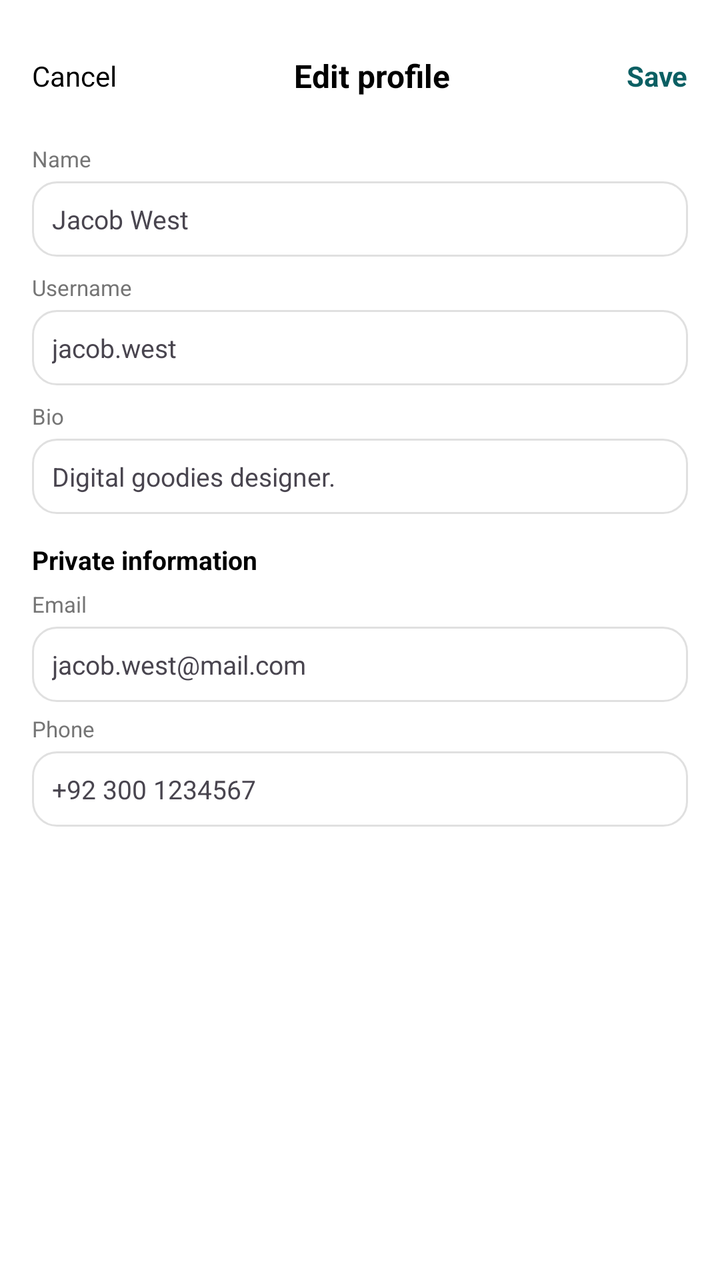
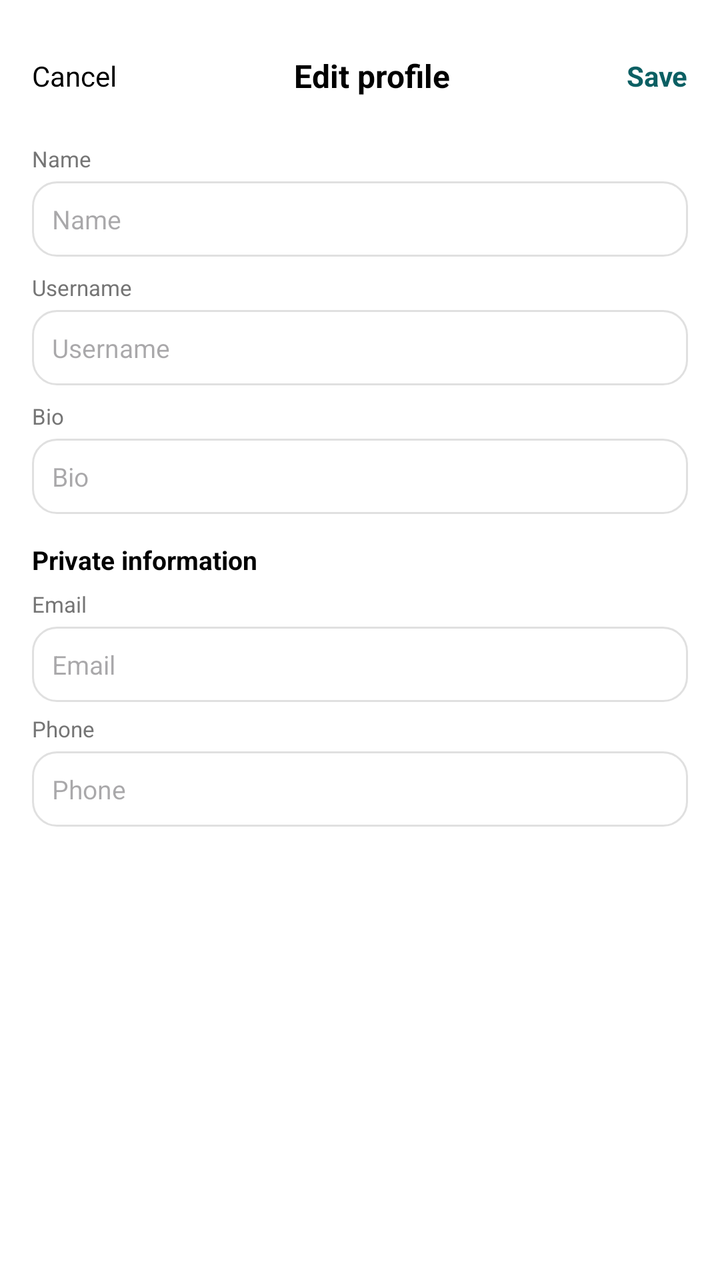

Two renders of the same Android screen: before a commit and after it. Below are the layout's source before the change and the commit's diff.
<!-- AndroidManifest.xml: application theme Theme.I230720_SMD_Assignment1 -->
<!-- res/layout/edit_profile.xml -->
<?xml version="1.0" encoding="utf-8"?>
<LinearLayout xmlns:android="http://schemas.android.com/apk/res/android"
    android:layout_width="match_parent"
    android:layout_height="match_parent"
    android:background="#FFFFFF"
    android:orientation="vertical"
    android:padding="16dp">

    <LinearLayout
        android:layout_width="match_parent"
        android:layout_height="44dp"
        android:gravity="center_vertical">

        <TextView
            android:id="@+id/btnBack"
            android:layout_width="wrap_content"
            android:layout_height="wrap_content"
            android:text="Cancel"
            android:textColor="#000000"
            android:textSize="14sp" />

        <TextView
            android:layout_width="0dp"
            android:layout_height="wrap_content"
            android:layout_weight="1"
            android:gravity="center"
            android:text="Edit profile"
            android:textColor="#000000"
            android:textSize="16sp"
            android:textStyle="bold" />

        <TextView
            android:id="@+id/btnSave"
            android:layout_width="wrap_content"
            android:layout_height="wrap_content"
            android:text="Save"
            android:textColor="@color/teal"
            android:textSize="14sp"
            android:textStyle="bold" />
    </LinearLayout>

    <TextView
        android:layout_width="wrap_content"
        android:layout_height="wrap_content"
        android:layout_marginTop="12dp"
        android:text="Name"
        android:textColor="#757575"
        android:textSize="11sp" />

    <TextView
        android:layout_width="match_parent"
        android:layout_height="wrap_content"
        android:layout_marginTop="4dp"
        android:background="@drawable/rounded_card"
        android:padding="10dp"
        android:text="Jacob West"
        android:textSize="13sp" />

    <TextView
        android:layout_width="wrap_content"
        android:layout_height="wrap_content"
        android:layout_marginTop="8dp"
        android:text="Username"
        android:textColor="#757575"
        android:textSize="11sp" />

    <TextView
        android:layout_width="match_parent"
        android:layout_height="wrap_content"
        android:layout_marginTop="4dp"
        android:background="@drawable/rounded_card"
        android:padding="10dp"
        android:text="jacob.west"
        android:textSize="13sp" />

    <TextView
        android:layout_width="wrap_content"
        android:layout_height="wrap_content"
        android:layout_marginTop="8dp"
        android:text="Bio"
        android:textColor="#757575"
        android:textSize="11sp" />

    <TextView
        android:layout_width="match_parent"
        android:layout_height="wrap_content"
        android:layout_marginTop="4dp"
        android:background="@drawable/rounded_card"
        android:padding="10dp"
        android:text="Digital goodies designer."
        android:textSize="13sp" />

    <TextView
        android:layout_width="wrap_content"
        android:layout_height="wrap_content"
        android:layout_marginTop="14dp"
        android:text="Private information"
        android:textColor="#000000"
        android:textSize="13sp"
        android:textStyle="bold" />

    <TextView
        android:layout_width="wrap_content"
        android:layout_height="wrap_content"
        android:layout_marginTop="6dp"
        android:text="Email"
        android:textColor="#757575"
        android:textSize="11sp" />

    <TextView
        android:layout_width="match_parent"
        android:layout_height="wrap_content"
        android:layout_marginTop="4dp"
        android:background="@drawable/rounded_card"
        android:padding="10dp"
        android:text="jacob.west@mail.com"
        android:textSize="13sp" />

    <TextView
        android:layout_width="wrap_content"
        android:layout_height="wrap_content"
        android:layout_marginTop="6dp"
        android:text="Phone"
        android:textColor="#757575"
        android:textSize="11sp" />

    <TextView
        android:layout_width="match_parent"
        android:layout_height="wrap_content"
        android:layout_marginTop="4dp"
        android:background="@drawable/rounded_card"
        android:padding="10dp"
        android:text="+92 300 1234567"
        android:textSize="13sp" />

</LinearLayout>
<!-- resources referenced by this layout -->
<resources>
  <color name="teal">#0b5f63</color>
  <!-- drawable rounded_card (drawable) -->
  <?xml version="1.0" encoding="utf-8"?>
  <shape xmlns:android="http://schemas.android.com/apk/res/android"
      android:shape="rectangle">
      <solid android:color="#FFFFFF" />
      <corners android:radius="12dp" />
      <stroke android:width="1dp" android:color="#E0E0E0" />
  </shape>
  <style name="Theme.I230720_SMD_Assignment1" parent="Base.Theme.I230720_SMD_Assignment1" />
  <style name="Base.Theme.I230720_SMD_Assignment1" parent="Theme.Material3.DayNight.NoActionBar">
          
          
      </style>
</resources>

<!-- the commit's change to res/layout/edit_profile.xml (unified diff, before → after) -->
@@ -47,13 +47,14 @@
         android:textColor="#757575"
         android:textSize="11sp" />
 
-    <TextView
+    <EditText
+        android:id="@+id/etName"
         android:layout_width="match_parent"
         android:layout_height="wrap_content"
         android:layout_marginTop="4dp"
         android:background="@drawable/rounded_card"
+        android:hint="Name"
         android:padding="10dp"
-        android:text="Jacob West"
         android:textSize="13sp" />
 
     <TextView
@@ -64,13 +65,14 @@
         android:textColor="#757575"
         android:textSize="11sp" />
 
-    <TextView
+    <EditText
+        android:id="@+id/etUsername"
         android:layout_width="match_parent"
         android:layout_height="wrap_content"
         android:layout_marginTop="4dp"
         android:background="@drawable/rounded_card"
+        android:hint="Username"
         android:padding="10dp"
-        android:text="jacob.west"
         android:textSize="13sp" />
 
     <TextView
@@ -81,13 +83,14 @@
         android:textColor="#757575"
         android:textSize="11sp" />
 
-    <TextView
+    <EditText
+        android:id="@+id/etBio"
         android:layout_width="match_parent"
         android:layout_height="wrap_content"
         android:layout_marginTop="4dp"
         android:background="@drawable/rounded_card"
+        android:hint="Bio"
         android:padding="10dp"
-        android:text="Digital goodies designer."
         android:textSize="13sp" />
 
     <TextView
@@ -108,12 +111,13 @@
         android:textSize="11sp" />
 
     <TextView
+        android:id="@+id/tvEmail"
         android:layout_width="match_parent"
         android:layout_height="wrap_content"
         android:layout_marginTop="4dp"
         android:background="@drawable/rounded_card"
         android:padding="10dp"
-        android:text="jacob.west@mail.com"
+        android:hint="Email"
         android:textSize="13sp" />
 
     <TextView
@@ -124,13 +128,14 @@
         android:textColor="#757575"
         android:textSize="11sp" />
 
-    <TextView
+    <EditText
+        android:id="@+id/etPhone"
         android:layout_width="match_parent"
         android:layout_height="wrap_content"
         android:layout_marginTop="4dp"
         android:background="@drawable/rounded_card"
+        android:hint="Phone"
         android:padding="10dp"
-        android:text="+92 300 1234567"
         android:textSize="13sp" />
 
 </LinearLayout>
